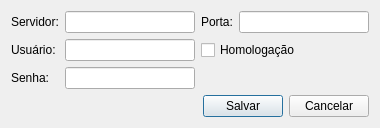
The window that ui/loginconfig.ui (lellisls/ERP-STACCATO) describes before a commit, drawn with Qt 5.
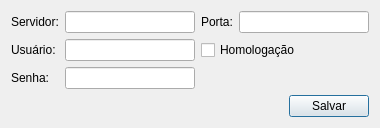
The same window after the commit.

Commit message: Removido botões de Cancelar

The edit to the form file:
```diff
--- a/ui/loginconfig.ui
+++ b/ui/loginconfig.ui
@@ -109,13 +109,6 @@
        </property>
       </widget>
      </item>
-     <item>
-      <widget class="QPushButton" name="pushButtonCancelar">
-       <property name="text">
-        <string>Cancelar</string>
-       </property>
-      </widget>
-     </item>
     </layout>
    </item>
   </layout>
```
Left out of the diff: 1 changed line with no effect on the pictures. The commit also changes 62 other files.
